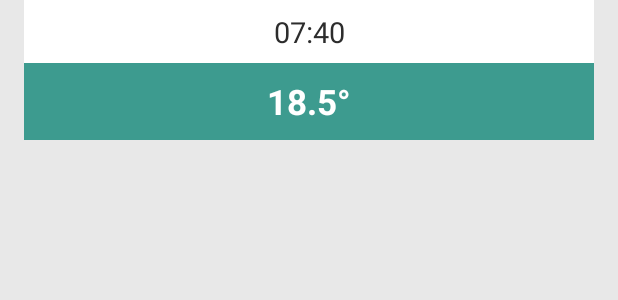
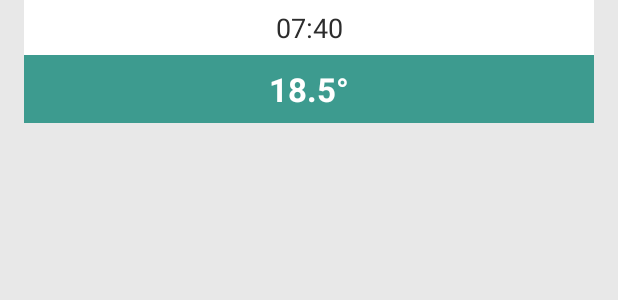
Before and after one commit to aerozeppel/EvohomeControl, an Android app: the layout item_switchpoint.xml on its own in the app's theme, with its tools: preview values and no code run, on a phone screen of 412 x 824 dp. Shown: the top 300 px of the screen. Run offline under Robolectric (Android 15) with nearby library versions, the phone set to English and light mode, and no system bars; network calls fail.

Commit message:
new icon

```diff
--- /dev/null
+++ b/app/src/main/res/drawable/ic_launcher_background.xml
@@ -0,0 +1,4 @@
+<?xml version="1.0" encoding="utf-8"?>
+<shape xmlns:android="http://schemas.android.com/apk/res/android">
+    <solid android:color="#FFFFFF"/>
+</shape>
--- a/app/src/main/res/layout/item_switchpoint.xml
+++ b/app/src/main/res/layout/item_switchpoint.xml
@@ -6,7 +6,7 @@
     android:layout_height="wrap_content"
     android:layout_marginStart="16dp"
     android:layout_marginEnd="16dp"
-    android:layout_marginBottom="3dp"
+    android:layout_marginBottom="2dp"
     android:orientation="vertical"
     android:background="@drawable/switchpoint_background"
     android:clickable="true"
@@ -20,11 +20,11 @@
         android:layout_height="wrap_content"
         android:background="@color/switchpoint_time_bg"
         android:gravity="center"
-        android:paddingTop="8dp"
-        android:paddingBottom="8dp"
+        android:paddingTop="6dp"
+        android:paddingBottom="6dp"
         android:text="07:40"
         android:textColor="@color/text_primary_black"
-        android:textSize="19sp"
+        android:textSize="18sp"
         android:fontFamily="sans-serif" />
 
     <!-- Temperature Block (Teal Background) -->
@@ -34,11 +34,11 @@
         android:layout_height="wrap_content"
         android:background="@color/temp_standard_teal"
         android:gravity="center"
-        android:paddingTop="10dp"
-        android:paddingBottom="10dp"
+        android:paddingTop="8dp"
+        android:paddingBottom="8dp"
         android:text="18.5°"
         android:textColor="@color/text_white"
-        android:textSize="23sp"
+        android:textSize="22sp"
         android:textStyle="bold"
         android:fontFamily="sans-serif" />
 
--- a/app/src/main/res/layout/page_day_schedule.xml
+++ b/app/src/main/res/layout/page_day_schedule.xml
@@ -8,7 +8,10 @@
         android:layout_width="match_parent"
         android:layout_height="match_parent"
         android:orientation="vertical"
-        android:padding="16dp">
+        android:paddingTop="6dp"
+        android:paddingBottom="6dp"
+        android:paddingStart="16dp"
+        android:paddingEnd="16dp">
 
         <LinearLayout
             android:id="@+id/emptyStateLayout"
--- /dev/null
+++ b/app/src/main/res/mipmap-anydpi-v26/ic_launcher.xml
@@ -0,0 +1,5 @@
+<?xml version="1.0" encoding="utf-8"?>
+<adaptive-icon xmlns:android="http://schemas.android.com/apk/res/android">
+    <background android:drawable="@color/evohome_red"/>
+    <foreground android:drawable="@drawable/ic_app_icon"/>
+</adaptive-icon>
--- a/app/src/main/res/values/colors.xml
+++ b/app/src/main/res/values/colors.xml
@@ -28,4 +28,5 @@
     <!-- Dividers -->
     <color name="divider_grey">#E0E0E0</color>
     <color name="temp_teal_dark">#4D9B8F</color>
+    <color name="ic_launcher_background">#FFFFFF</color>
 </resources>
--- a/app/src/main/res/values/strings.xml
+++ b/app/src/main/res/values/strings.xml
@@ -1,4 +1,5 @@
 <resources>
+    <string name="app_name">Evohome Control</string>
     <!-- Widget Strings -->
     <string name="widget_description">Quick access to your Evohome zones with boost controls</string>
     <string name="widget_loading">Loading zones…</string>
```
Also changed, not shown: app/src/main/AndroidManifest.xml (+8 -5 lines), app/src/main/res/drawable/ic_launcher_fg.xml (added, +15 -0 lines), app/src/main/res/drawable/ic_app_icon.png (added), app/src/main/res/mipmap-xxxhdpi/ic_launcher.png (added), app/src/main/res/mipmap-xxxhdpi/ic_launcher_foreground.png (added).
